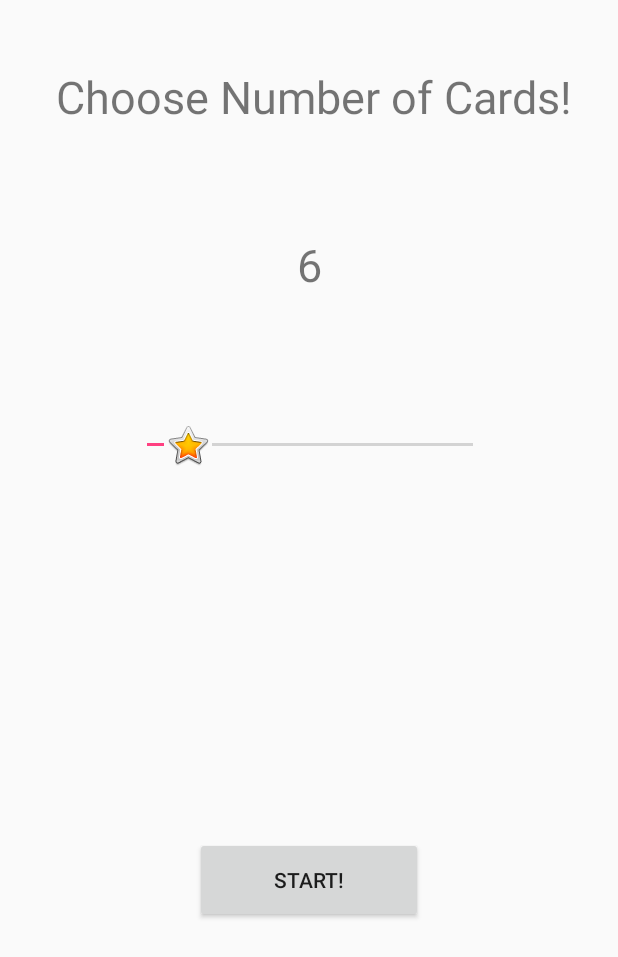
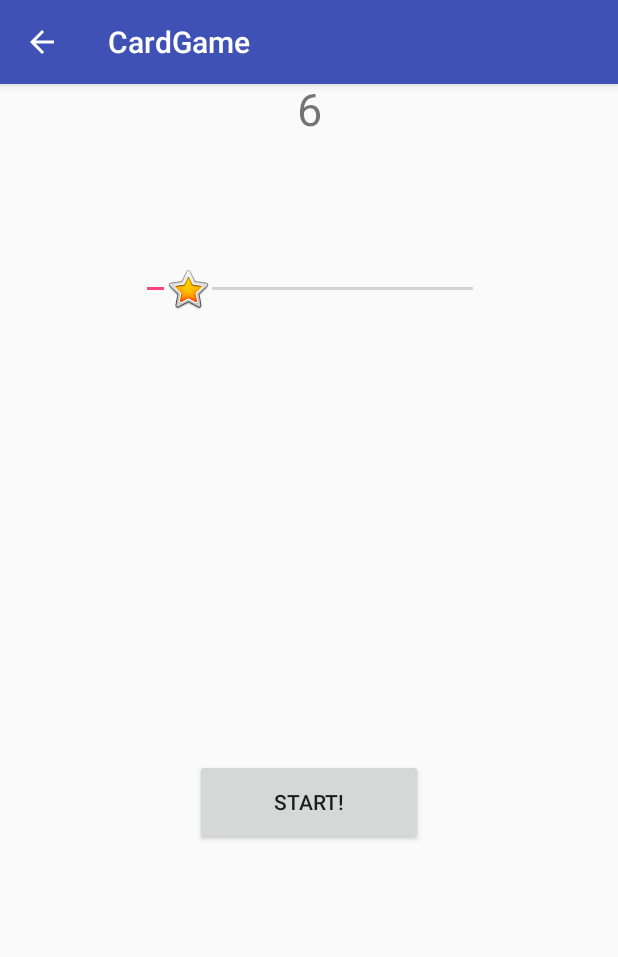
Before and after one commit to SwaySway/CardGame, an Android app: the GameDifficultyActivity screen opened directly, with no data from a screen before it, on a phone screen of 412 x 824 dp. Shown: the top 957 px of the screen. Run offline under Robolectric (Android 15) with nearby library versions, the phone set to English and light mode, and no system bars.

```diff
--- a/app/src/main/res/layout/activity_game_difficulty_acitivity.xml
+++ b/app/src/main/res/layout/activity_game_difficulty_acitivity.xml
@@ -26,14 +26,13 @@
         android:layout_height="57dp"
         android:layout_marginEnd="8dp"
         android:layout_marginStart="8dp"
-        android:layout_marginTop="44dp"
         android:includeFontPadding="false"
         android:textAlignment="center"
         android:textSize="30sp"
         app:layout_constraintEnd_toEndOf="parent"
         app:layout_constraintHorizontal_bias="0.501"
         app:layout_constraintStart_toStartOf="parent"
-        app:layout_constraintTop_toBottomOf="@+id/title"
+        tools:layout_editor_absoluteY="160dp"
         tools:text="4" />
 
     <Button
@@ -52,18 +51,4 @@
         app:layout_constraintTop_toBottomOf="@+id/seekgamedifficulty"
         tools:text="Start!" />
 
-    <TextView
-        android:id="@+id/title"
-        android:layout_width="361dp"
-        android:layout_height="72dp"
-        android:layout_marginEnd="8dp"
-        android:layout_marginStart="8dp"
-        android:layout_marginTop="44dp"
-        android:text="@string/choose_number_of_cards"
-        android:textAlignment="center"
-        android:textSize="30sp"
-        app:layout_constraintEnd_toEndOf="parent"
-        app:layout_constraintHorizontal_bias="0.571"
-        app:layout_constraintStart_toStartOf="parent"
-        app:layout_constraintTop_toTopOf="parent" />
 </android.support.constraint.ConstraintLayout>
--- a/app/src/main/res/values/styles.xml
+++ b/app/src/main/res/values/styles.xml
@@ -1,7 +1,7 @@
 <resources>
 
     <!-- Base application theme. -->
-    <style name="AppTheme" parent="Theme.AppCompat.Light.NoActionBar">
+    <style name="AppTheme" parent="Theme.AppCompat.Light.DarkActionBar">
         <!-- Customize your theme here. -->
         <item name="colorPrimary">@color/colorPrimary</item>
         <item name="colorPrimaryDark">@color/colorPrimaryDark</item>
```
Also changed, not shown: app/src/main/AndroidManifest.xml (+6 -3 lines), app/src/main/java/com/example/josue/cardgame/HigshscoresActivity.java (deleted, +0 -13 lines), app/src/main/res/layout/activity_highscore.xml (+0 -30 lines).
